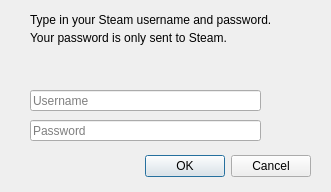
Old version of the form PySteamAuth/UIs/LogInDialog.ui in the repository PMArkive/PySteamAuth.
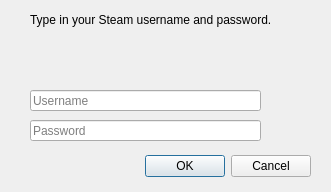
New version of the form.

Diff of the .ui file:
```diff
--- a/PySteamAuth/UIs/LogInDialog.ui
+++ b/PySteamAuth/UIs/LogInDialog.ui
@@ -71,20 +71,7 @@
     <string>Type in your Steam username and password.</string>
    </property>
   </widget>
-  <widget class="QLabel" name="label_2">
-   <property name="geometry">
-    <rect>
-     <x>30</x>
-     <y>30</y>
-     <width>271</width>
-     <height>16</height>
-    </rect>
-   </property>
-   <property name="text">
-    <string>Your password is only sent to Steam.</string>
-   </property>
-  </widget>
-  <widget class="QLabel" name="label_3">
+  <widget class="QLabel" name="msgBox">
    <property name="geometry">
     <rect>
      <x>30</x>
```
Left out of the diff: 7 changed lines with no effect on the pictures.
